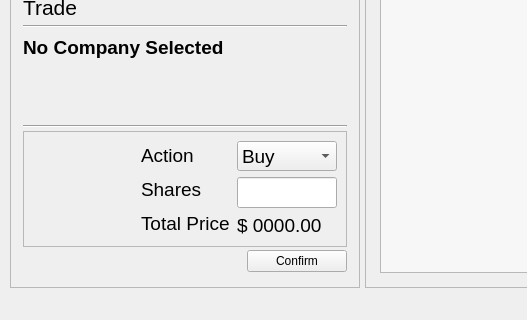
Qt form UI/main.ui (welshbrad/StockFlip) before a commit; both pictures show x 0 to 527 and y 434 to 754 of the 870 by 754 pixel window.
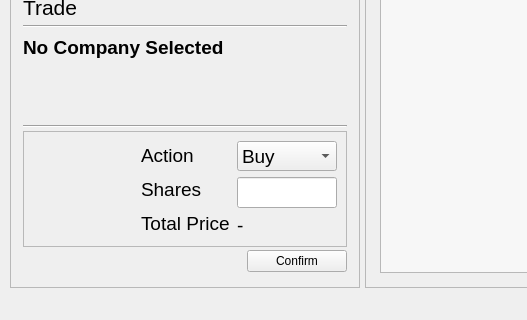
The same form after that commit. Icons and pictures are not drawn.

What changed in the file:
```diff
--- a/UI/main.ui
+++ b/UI/main.ui
@@ -595,7 +595,7 @@
                      </font>
                     </property>
                     <property name="text">
-                     <string>$ 0000.00</string>
+                     <string>-</string>
                     </property>
                    </widget>
                   </item>
```
Left out of the diff: 31 changed lines with no effect on the pictures.
